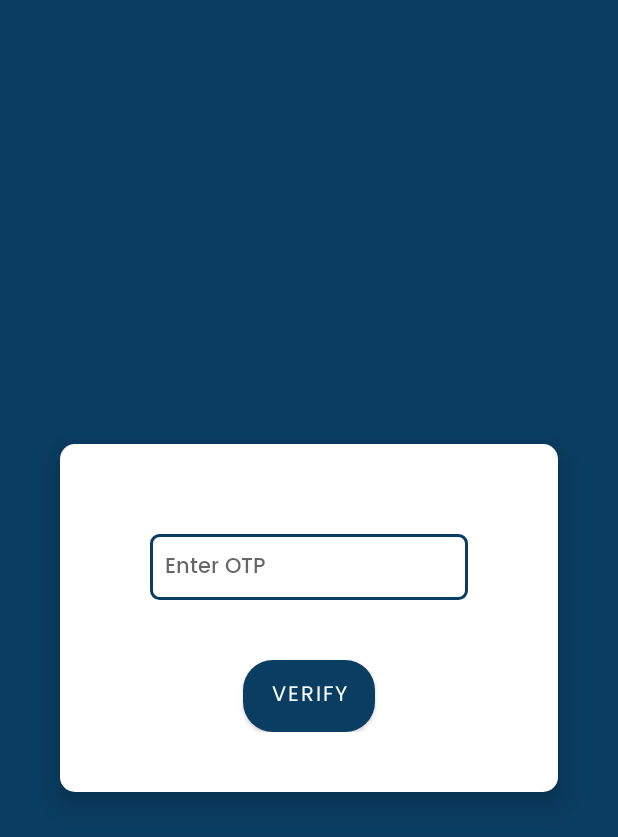
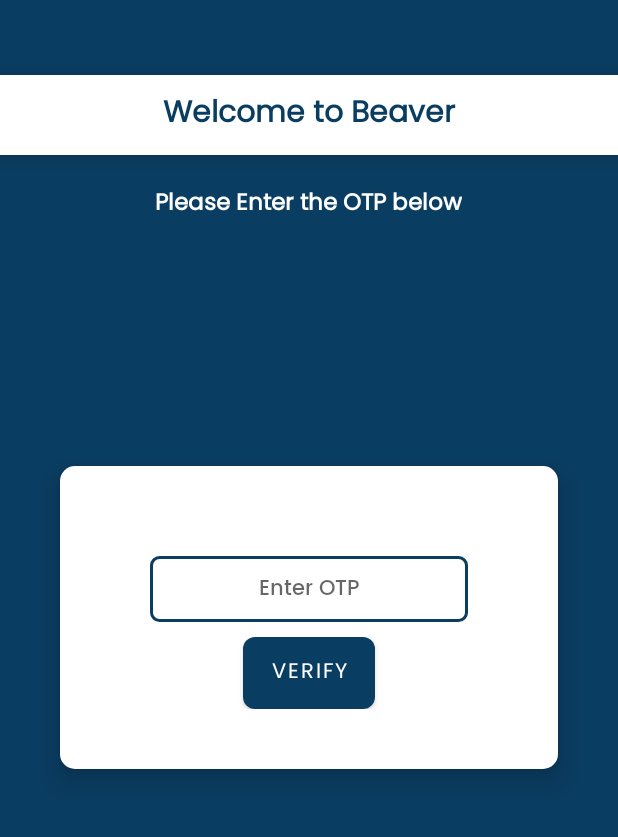
Before and after one commit to Inhaler-beep/BeaverApp, an Android app: the VerificationActivity screen opened directly, with no data from a screen before it, on a phone screen of 412 x 824 dp. Shown: the top 837 px of the screen. Run offline under Robolectric (Android 15) with nearby library versions, the phone set to English and light mode, and no system bars; our stand-ins replace Firebase (no records; nobody signed in at launch, a user with empty details on screens opened directly).

Commit message:
Some more design Updates!

```diff
--- a/app/src/main/java/com/inhaler/beaverapp/RegisterActivity.java
+++ b/app/src/main/java/com/inhaler/beaverapp/RegisterActivity.java
@@ -17,6 +17,7 @@ import com.google.firebase.auth.PhoneAuthOptions;
 import com.google.firebase.auth.PhoneAuthProvider;
 
 import java.util.concurrent.TimeUnit;
+import java.util.regex.*;
 
 public class RegisterActivity extends AppCompatActivity {
 
@@ -36,6 +37,10 @@ public class RegisterActivity extends AppCompatActivity {
         sendOtp.setOnClickListener(new View.OnClickListener() {
             @Override
             public void onClick(View v) {
+
+                boolean flag = Validate();
+                if(flag)
+                {
                     PhoneAuthOptions options =
                             PhoneAuthOptions.newBuilder(mAuth)
                                     .setPhoneNumber("+91"+phoneNumber.getText().toString())       // Phone number to verify
@@ -68,6 +73,31 @@ public class RegisterActivity extends AppCompatActivity {
                                     .build();
                     PhoneAuthProvider.verifyPhoneNumber(options);
                 }
+
+            }
         });
     }
+
+    private Boolean Validate() {
+        boolean flag = true;
+        String phonenumber = phoneNumber.getText().toString();
+        if(phonenumber.length() != 10)
+        {
+            if(phonenumber.matches("^(\\+\\d{1,2}\\s)?\\(?\\d{3}\\)?[\\s.-]\\d{3}[\\s.-]\\d{4}$"))
+            {
+                flag = false;
+                Toast.makeText(RegisterActivity.this, "Please Enter in Correct Format", Toast.LENGTH_SHORT).show();
             }
+            else
+            {
+                flag = false;
+                Toast.makeText(RegisterActivity.this, "Please Enter a Valid Number", Toast.LENGTH_SHORT).show();
+            }
+
+        }
+
+
+
+        return flag;
+    }
+}
--- a/app/src/main/java/com/inhaler/beaverapp/VerificationActivity.java
+++ b/app/src/main/java/com/inhaler/beaverapp/VerificationActivity.java
@@ -46,7 +46,7 @@ public class VerificationActivity extends AppCompatActivity {
 
                                 if(task.isSuccessful())
                                 {
-                                    Toast.makeText(getApplicationContext(), "OTP Verification Completed :"+task.getException().getMessage(), Toast.LENGTH_SHORT).show();
+                                    Toast.makeText(getApplicationContext(), "OTP Verification Completed :", Toast.LENGTH_SHORT).show();
                                 }
                                 else
                                 {
--- a/app/src/main/res/drawable/ripple_button.xml
+++ b/app/src/main/res/drawable/ripple_button.xml
@@ -4,7 +4,7 @@
     <item android:id="@android:id/mask">
         <shape android:shape="rectangle">
             <solid android:color="@color/primary_color" />
-            <corners android:radius="20dp" />
+            <corners android:radius="8dp" />
         </shape>
     </item>
 
@@ -15,7 +15,7 @@
                 android:endColor="@color/primary_variant"
                 android:startColor="@color/primary_variant"
                 android:type="linear" />
-            <corners android:radius="20dp" />
+            <corners android:radius="8dp" />
         </shape>
     </item>
 </ripple>
--- a/app/src/main/res/layout/activity_verification.xml
+++ b/app/src/main/res/layout/activity_verification.xml
@@ -7,7 +7,34 @@
     tools:context=".VerificationActivity">
 
 
+    <TextView
+        android:id="@+id/welcome_message"
+        android:layout_width="match_parent"
+        android:layout_height="wrap_content"
+        android:layout_centerHorizontal="true"
+        android:layout_marginTop="50dp"
+        android:background="@color/white"
+        android:elevation="8dp"
+        android:fontFamily="@font/poppins"
+        android:padding="10dp"
+        android:text="@string/welcome_to_beaver"
+        android:textAlignment="center"
+        android:textColor="@color/primary_variant"
+        android:textSize="20sp"
+        android:textStyle="bold" />
 
+
+    <TextView
+        android:layout_width="wrap_content"
+        android:layout_height="wrap_content"
+        android:layout_below="@+id/welcome_message"
+        android:layout_centerHorizontal="true"
+        android:layout_marginTop="20dp"
+        android:fontFamily="@font/poppins"
+        android:text="@string/please_enter_the_otp_that_you_have_recieved"
+        android:textColor="@color/white"
+        android:textSize="15sp"
+        android:textStyle="bold" />
 
     <LinearLayout
         android:layout_width="match_parent"
@@ -26,10 +53,10 @@
             android:layout_width="match_parent"
             android:layout_height="wrap_content"
             android:layout_marginStart="20dp"
+            android:textAlignment="center"
             android:layout_marginTop="20dp"
             android:layout_marginEnd="20dp"
             android:inputType="number"
-            android:layout_marginBottom="20dp"
             android:background="@drawable/text_input_bg"
             android:fontFamily="@font/poppins_medium"
             android:hint="@string/enter_otp"
@@ -42,7 +69,7 @@
             android:id="@+id/verify_button"
             android:layout_width="wrap_content"
             android:layout_height="wrap_content"
-            android:layout_marginTop="20dp"
+            android:layout_marginTop="10dp"
             android:background="@drawable/ripple_button"
             android:fontFamily="@font/poppins"
             android:text="@string/verify" />
--- a/app/src/main/res/values/strings.xml
+++ b/app/src/main/res/values/strings.xml
@@ -14,4 +14,5 @@
     <string name="welcome_to_beaver">Welcome to Beaver</string>
     <string name="_91">+91</string>
     <string name="background_image">Background Image</string>
+    <string name="please_enter_the_otp_that_you_have_recieved">Please Enter the OTP below</string>
 </resources>
```
Lines whose indentation alone changed are shown as unchanged.
